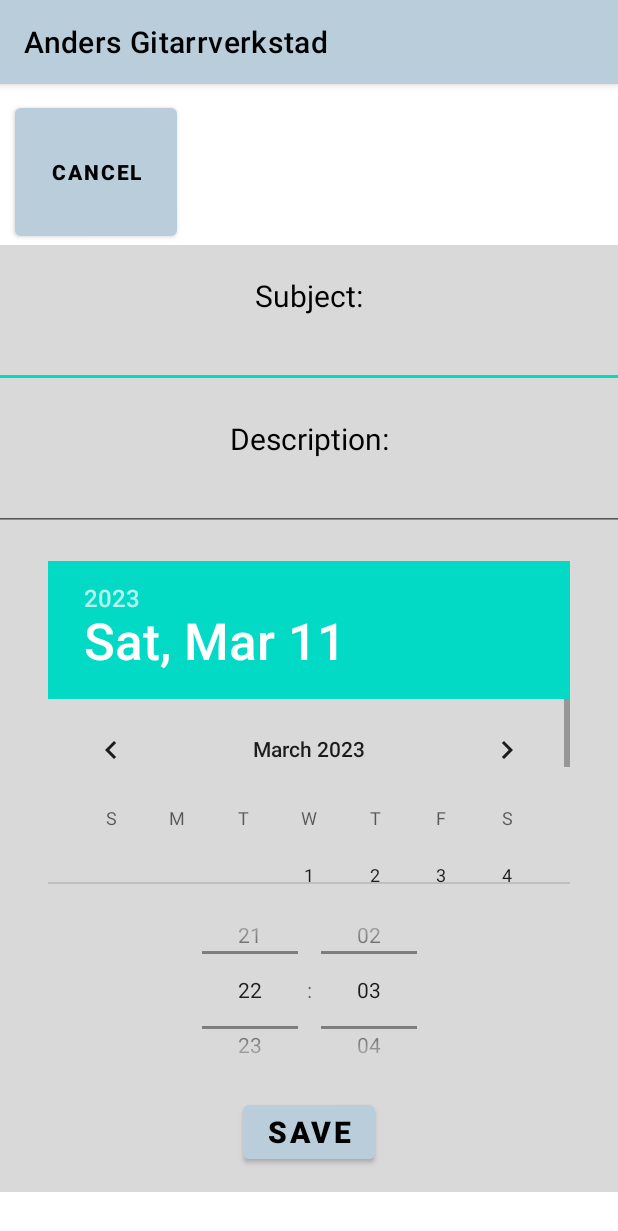
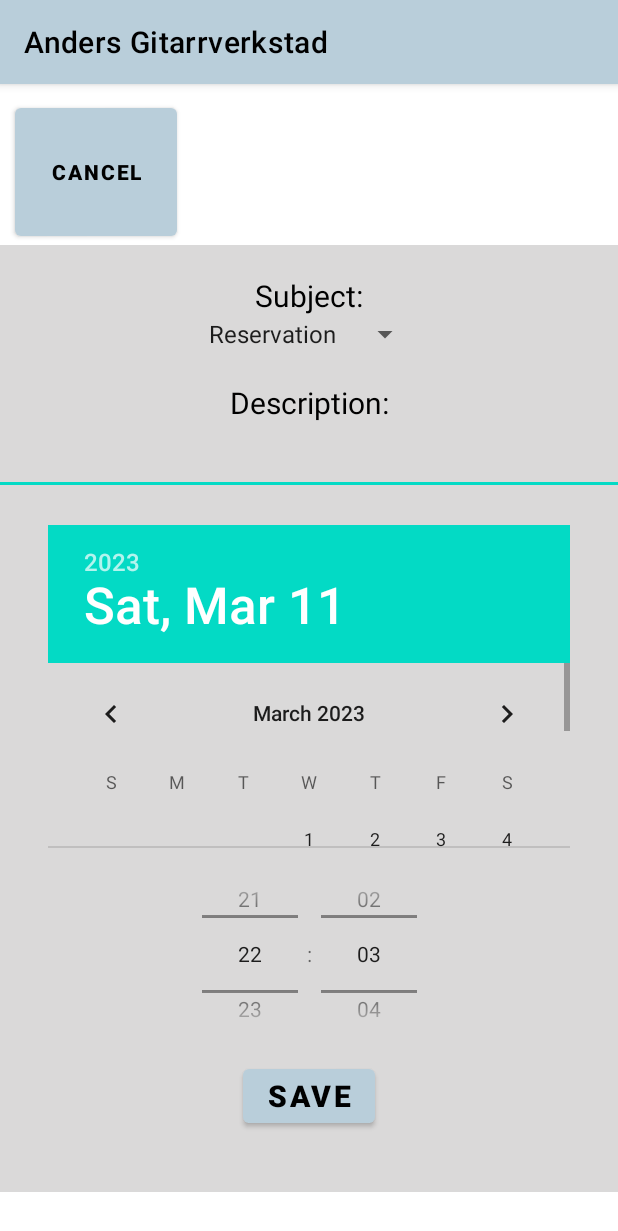
Before and after one commit to NorenAnton/Applikation, an Android app: the NewEvent screen opened directly, with no data from a screen before it, on a phone screen of 412 x 824 dp. Shown: the top 1231 px of the screen. Run offline under Robolectric (Android 15) with nearby library versions, the phone set to English and light mode, and no system bars.

Commit message:
Changed subject from edittext to spinner
Current subjects : Reservation, Reparation and Övrigt

```diff
--- a/app/src/main/java/com/miun/applikation/calendar/Calendar.java
+++ b/app/src/main/java/com/miun/applikation/calendar/Calendar.java
@@ -11,6 +11,7 @@ import android.os.Bundle;
 import android.view.View;
 import android.widget.Button;
 import android.widget.CalendarView;
+import android.widget.Spinner;
 import android.widget.TextView;
 
 import com.miun.applikation.MainActivity;
--- a/app/src/main/java/com/miun/applikation/calendar/NewEvent.java
+++ b/app/src/main/java/com/miun/applikation/calendar/NewEvent.java
@@ -4,9 +4,11 @@ import android.annotation.SuppressLint;
 import android.content.Intent;
 import android.os.Bundle;
 import android.view.View;
+import android.widget.ArrayAdapter;
 import android.widget.Button;
 import android.widget.DatePicker;
 import android.widget.EditText;
+import android.widget.Spinner;
 import android.widget.TimePicker;
 
 import androidx.appcompat.app.AppCompatActivity;
@@ -17,10 +19,12 @@ import java.time.LocalTime;
 
 public class NewEvent extends AppCompatActivity implements View.OnClickListener{
 
-    private EditText eventSubjectET, eventFreetextET;
+    private EditText  eventFreetextET;
     private DatePicker eventDatePicker;
     private TimePicker eventTimePicker;
     Button btn_cancel;
+
+    Spinner subjectSpinner;
 
     @SuppressLint({"SetTextI18n"})
     @Override
@@ -30,13 +34,19 @@ public class NewEvent extends AppCompatActivity implements View.OnClickListener{
         setContentView(R.layout.new_event);
         initWidgets();
 
+        ArrayAdapter<String> adapter = new ArrayAdapter<String>(this, android.R.layout.simple_spinner_item, new String[]{"Reservation", "Reparation", "Övrigt"});
+        adapter.setDropDownViewResource(android.R.layout.simple_spinner_dropdown_item);
+        subjectSpinner.setAdapter(adapter);
+
         btn_cancel = findViewById(R.id.cancelEvent);
         btn_cancel.setOnClickListener(this);
+
+
     }
 
     private void initWidgets()
     {
-        eventSubjectET = findViewById(R.id.eventSubjectET);
+        subjectSpinner = findViewById(R.id.eventSubject);
         eventFreetextET = findViewById(R.id.eventFreetextET);
         eventDatePicker = findViewById(R.id.eventDatePicker);
         eventTimePicker = findViewById(R.id.eventTimePicker);
@@ -45,7 +55,7 @@ public class NewEvent extends AppCompatActivity implements View.OnClickListener{
 
     public void saveEventAction(View view)
     {
-        String eventSubject = eventSubjectET.getText().toString();
+        String eventSubject = this.subjectSpinner.getSelectedItem().toString();
         String eventFreetext = eventFreetextET.getText().toString();
         String eventDate = eventDatePicker.getYear() + "-" + eventDatePicker.getMonth() + "-" + eventDatePicker.getDayOfMonth();
         LocalTime eventTime = LocalTime.parse(eventTimePicker.getHour() + ":" + eventTimePicker.getMinute());
--- a/app/src/main/res/layout/new_event.xml
+++ b/app/src/main/res/layout/new_event.xml
@@ -41,8 +41,8 @@
             android:textColor="@color/black"
             android:textSize="20sp" />
 
-        <EditText
-            android:id="@+id/eventSubjectET"
+        <Spinner
+            android:id="@+id/eventSubject"
             android:layout_width="wrap_content"
             android:layout_height="wrap_content"
             android:layout_gravity="center"
```
